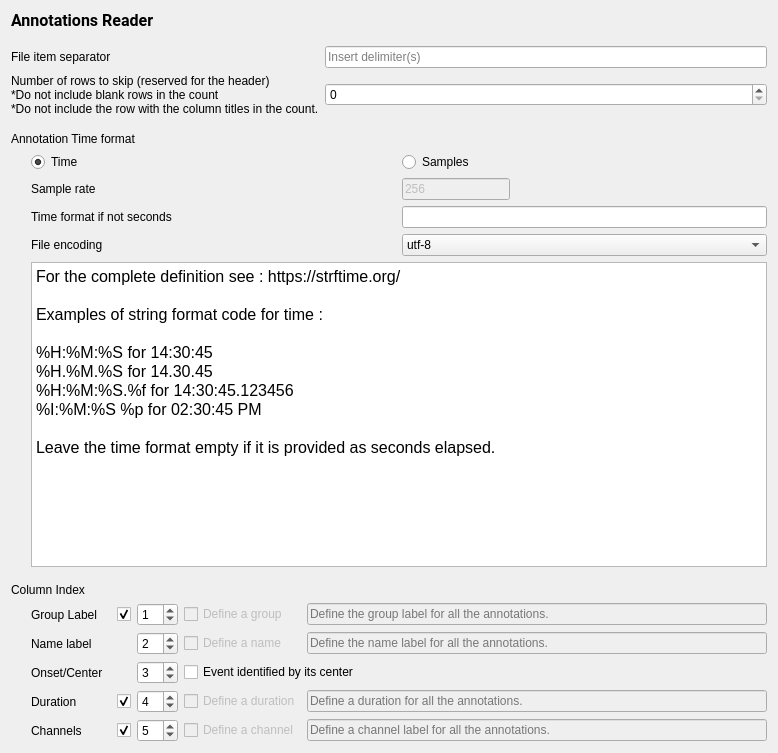
Before: the Qt Designer form tools/CEAMSTools/ImportTextAnnotations/TextFileDefinition/Ui_TextFileDefinition.ui in SnoozToolbox/snooz-package-ceams, drawn with Qt 5.
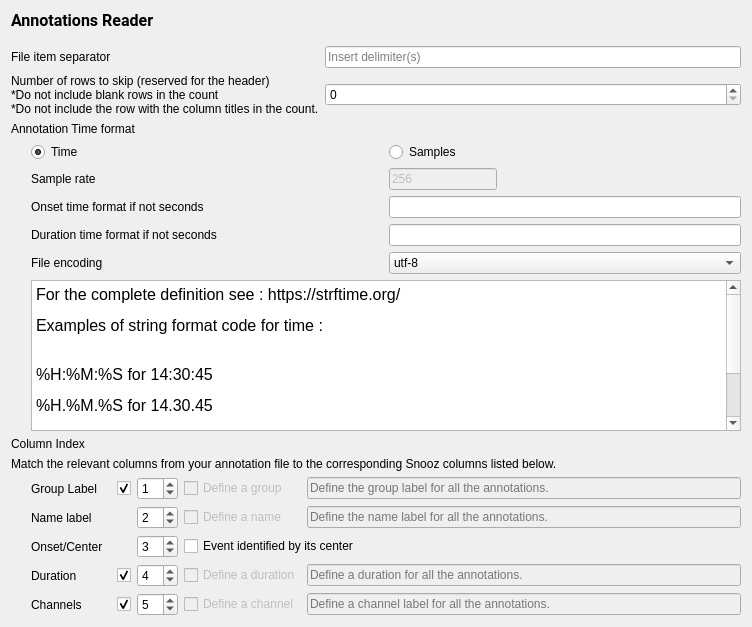
After: the same form once the commit is applied.

Commit message: Added support for duration in time elapsed and clock time for the Import annotations from text tool

Patch:
```diff
--- a/tools/CEAMSTools/ImportTextAnnotations/TextFileDefinition/Ui_TextFileDefinition.ui
+++ b/tools/CEAMSTools/ImportTextAnnotations/TextFileDefinition/Ui_TextFileDefinition.ui
@@ -6,8 +6,8 @@
    <rect>
     <x>0</x>
     <y>0</y>
-    <width>778</width>
-    <height>753</height>
+    <width>752</width>
+    <height>627</height>
    </rect>
   </property>
   <property name="windowTitle">
@@ -103,24 +103,21 @@
        </item>
       </layout>
      </item>
-     <item>
-      <spacer name="verticalSpacer_3">
-       <property name="orientation">
-        <enum>Qt::Orientation::Vertical</enum>
-       </property>
-       <property name="sizeType">
-        <enum>QSizePolicy::Policy::Fixed</enum>
-       </property>
-       <property name="sizeHint" stdset="0">
-        <size>
-         <width>20</width>
-         <height>10</height>
-        </size>
-       </property>
-      </spacer>
-     </item>
      <item>
       <layout class="QVBoxLayout" name="verticalLayout_2">
+       <item>
+        <spacer name="verticalSpacer_3">
+         <property name="orientation">
+          <enum>Qt::Orientation::Vertical</enum>
+         </property>
+         <property name="sizeHint" stdset="0">
+          <size>
+           <width>20</width>
+           <height>40</height>
+          </size>
+         </property>
+        </spacer>
+       </item>
        <item>
         <widget class="QLabel" name="label_5">
          <property name="text">
@@ -151,6 +148,13 @@
          </item>
          <item>
           <layout class="QGridLayout" name="gridLayout_2">
+           <item row="2" column="1">
+            <widget class="QLineEdit" name="lineEdit_onset_time_format">
+             <property name="toolTip">
+              <string>Let empty to define the time elapsed in seconds. Otherwise define the string format (see https://strftime.org/). </string>
+             </property>
+            </widget>
+           </item>
            <item row="1" column="1">
             <widget class="QLineEdit" name="sample_rate_lineedit">
              <property name="enabled">
@@ -167,6 +171,43 @@
              </property>
             </widget>
            </item>
+           <item row="2" column="0">
+            <widget class="QLabel" name="label_12">
+             <property name="text">
+              <string>Onset time format if not seconds</string>
+             </property>
+            </widget>
+           </item>
+           <item row="4" column="0">
+            <widget class="QLabel" name="label_13">
+             <property name="text">
+              <string>File encoding</string>
+             </property>
+            </widget>
+           </item>
+           <item row="3" column="0">
+            <widget class="QLabel" name="label_14">
+             <property name="text">
+              <string>Duration time format if not seconds</string>
+             </property>
+            </widget>
+           </item>
+           <item row="0" column="1">
+            <widget class="QRadioButton" name="sample_radiobutton">
+             <property name="sizePolicy">
+              <sizepolicy hsizetype="Expanding" vsizetype="Fixed">
+               <horstretch>0</horstretch>
+               <verstretch>0</verstretch>
+              </sizepolicy>
+             </property>
+             <property name="text">
+              <string>Samples</string>
+             </property>
+             <attribute name="buttonGroup">
+              <string notr="true">buttonGroup_2</string>
+             </attribute>
+            </widget>
+           </item>
            <item row="1" column="0">
             <widget class="QLabel" name="label_6">
              <property name="layoutDirection">
@@ -180,6 +221,9 @@
              </property>
             </widget>
            </item>
+           <item row="3" column="1">
+            <widget class="QLineEdit" name="lineEdit_dur_time_format"/>
+           </item>
            <item row="0" column="0">
             <widget class="QRadioButton" name="time_radiobutton">
              <property name="sizePolicy">
@@ -199,11 +243,47 @@
              </attribute>
             </widget>
            </item>
-           <item row="4" column="0" colspan="2">
+           <item row="4" column="1">
+            <widget class="QComboBox" name="comboBox_encoding">
+             <item>
+              <property name="text">
+               <string>utf-8</string>
+              </property>
+             </item>
+             <item>
+              <property name="text">
+               <string>latin-1</string>
+              </property>
+             </item>
+             <item>
+              <property name="text">
+               <string>utf-16</string>
+              </property>
+             </item>
+             <item>
+              <property name="text">
+               <string>utf-32</string>
+              </property>
+             </item>
+             <item>
+              <property name="text">
+               <string>iso-8859</string>
+              </property>
+             </item>
+             <item>
+              <property name="text">
+               <string>ascii</string>
+              </property>
+             </item>
+             <item>
+              <property name="text">
+               <string>ansi</string>
+              </property>
+             </item>
+            </widget>
+           </item>
+           <item row="5" column="0" colspan="2">
             <widget class="QTextEdit" name="textEdit">
-             <property name="readOnly">
-              <bool>true</bool>
-             </property>
              <property name="html">
               <string>&lt;!DOCTYPE HTML PUBLIC &quot;-//W3C//DTD HTML 4.0//EN&quot; &quot;http://www.w3.org/TR/REC-html40/strict.dtd&quot;&gt;
 &lt;html&gt;&lt;head&gt;&lt;meta name=&quot;qrichtext&quot; content=&quot;1&quot; /&gt;&lt;meta charset=&quot;utf-8&quot; /&gt;&lt;style type=&quot;text/css&quot;&gt;
@@ -213,94 +293,15 @@
 li.checked::marker { content: &quot;\2612&quot;; }
 &lt;/style&gt;&lt;/head&gt;&lt;body style=&quot; font-family:'Roboto'; font-size:12pt; font-weight:400; font-style:normal;&quot;&gt;
 &lt;p style=&quot; margin-top:0px; margin-bottom:0px; margin-left:0px; margin-right:0px; -qt-block-indent:0; text-indent:0px;&quot;&gt;For the complete definition see : https://strftime.org/&lt;/p&gt;
-&lt;p style=&quot;-qt-paragraph-type:empty; margin-top:0px; margin-bottom:0px; margin-left:0px; margin-right:0px; -qt-block-indent:0; text-indent:0px;&quot;&gt;&lt;br /&gt;&lt;/p&gt;
-&lt;p style=&quot; margin-top:0px; margin-bottom:0px; margin-left:0px; margin-right:0px; -qt-block-indent:0; text-indent:0px;&quot;&gt;Examples of string format code for time : &lt;/p&gt;
-&lt;p style=&quot;-qt-paragraph-type:empty; margin-top:0px; margin-bottom:0px; margin-left:0px; margin-right:0px; -qt-block-indent:0; text-indent:0px;&quot;&gt;&lt;br /&gt;&lt;/p&gt;
-&lt;p style=&quot; margin-top:0px; margin-bottom:0px; margin-left:0px; margin-right:0px; -qt-block-indent:0; text-indent:0px;&quot;&gt;%H:%M:%S for 14:30:45&lt;/p&gt;
-&lt;p style=&quot; margin-top:0px; margin-bottom:0px; margin-left:0px; margin-right:0px; -qt-block-indent:0; text-indent:0px;&quot;&gt;%H.%M.%S for 14.30.45&lt;/p&gt;
-&lt;p style=&quot; margin-top:0px; margin-bottom:0px; margin-left:0px; margin-right:0px; -qt-block-indent:0; text-indent:0px;&quot;&gt;%H:%M:%S.%f for 14:30:45.123456&lt;/p&gt;
-&lt;p style=&quot; margin-top:0px; margin-bottom:0px; margin-left:0px; margin-right:0px; -qt-block-indent:0; text-indent:0px;&quot;&gt;%I:%M:%S %p for 02:30:45 PM&lt;/p&gt;
-&lt;p style=&quot;-qt-paragraph-type:empty; margin-top:0px; margin-bottom:0px; margin-left:0px; margin-right:0px; -qt-block-indent:0; text-indent:0px;&quot;&gt;&lt;br /&gt;&lt;/p&gt;
-&lt;p style=&quot; margin-top:0px; margin-bottom:0px; margin-left:0px; margin-right:0px; -qt-block-indent:0; text-indent:0px;&quot;&gt;Leave the time format empty if it is provided as seconds elapsed.&lt;/p&gt;&lt;/body&gt;&lt;/html&gt;</string>
+&lt;p style=&quot; margin-top:12px; margin-bottom:12px; margin-left:0px; margin-right:0px; -qt-block-indent:0; text-indent:0px;&quot;&gt;Examples of string format code for time : &lt;br /&gt;&lt;/p&gt;
+&lt;p style=&quot; margin-top:12px; margin-bottom:12px; margin-left:0px; margin-right:0px; -qt-block-indent:0; text-indent:0px;&quot;&gt;%H:%M:%S for 14:30:45&lt;/p&gt;
+&lt;p style=&quot; margin-top:12px; margin-bottom:12px; margin-left:0px; margin-right:0px; -qt-block-indent:0; text-indent:0px;&quot;&gt;%H.%M.%S for 14.30.45&lt;/p&gt;
+&lt;p style=&quot; margin-top:12px; margin-bottom:12px; margin-left:0px; margin-right:0px; -qt-block-indent:0; text-indent:0px;&quot;&gt;%H:%M:%S.%f for 14:30:45.123456&lt;/p&gt;
+&lt;p style=&quot; margin-top:12px; margin-bottom:12px; margin-left:0px; margin-right:0px; -qt-block-indent:0; text-indent:0px;&quot;&gt;%I:%M:%S %p for 02:30:45 PM&lt;/p&gt;
+&lt;p style=&quot; margin-top:12px; margin-bottom:12px; margin-left:0px; margin-right:0px; -qt-block-indent:0; text-indent:0px;&quot;&gt;Leave the time format empty if it is provided as seconds elapsed.&lt;/p&gt;&lt;/body&gt;&lt;/html&gt;</string>
              </property>
             </widget>
            </item>
-           <item row="0" column="1">
-            <widget class="QRadioButton" name="sample_radiobutton">
-             <property name="sizePolicy">
-              <sizepolicy hsizetype="Expanding" vsizetype="Fixed">
-               <horstretch>0</horstretch>
-               <verstretch>0</verstretch>
-              </sizepolicy>
-             </property>
-             <property name="text">
-              <string>Samples</string>
-             </property>
-             <attribute name="buttonGroup">
-              <string notr="true">buttonGroup_2</string>
-             </attribute>
-            </widget>
-           </item>
-           <item row="2" column="1">
-            <widget class="QLineEdit" name="lineEdit_time_format">
-             <property name="toolTip">
-              <string>Let empty to define the time elapsed in seconds. Otherwise define the string format (see https://strftime.org/). </string>
-             </property>
-            </widget>
-           </item>
-           <item row="2" column="0">
-            <widget class="QLabel" name="label_12">
-             <property name="text">
-              <string>Time format if not seconds</string>
-             </property>
-            </widget>
-           </item>
-           <item row="3" column="0">
-            <widget class="QLabel" name="label_13">
-             <property name="text">
-              <string>File encoding</string>
-             </property>
-            </widget>
-           </item>
-           <item row="3" column="1">
-            <widget class="QComboBox" name="comboBox_encoding">
-             <item>
-              <property name="text">
-               <string>utf-8</string>
-              </property>
-             </item>
-             <item>
-              <property name="text">
-               <string>latin-1</string>
-              </property>
-             </item>
-             <item>
-              <property name="text">
-               <string>utf-16</string>
-              </property>
-             </item>
-             <item>
-              <property name="text">
-               <string>utf-32</string>
-              </property>
-             </item>
-             <item>
-              <property name="text">
-               <string>iso-8859</string>
-              </property>
-             </item>
-             <item>
-              <property name="text">
-               <string>ascii</string>
-              </property>
-             </item>
-             <item>
-              <property name="text">
-               <string>ansi</string>
-              </property>
-             </item>
-            </widget>
-           </item>
           </layout>
          </item>
         </layout>
@@ -310,13 +311,10 @@
          <property name="orientation">
           <enum>Qt::Orientation::Vertical</enum>
          </property>
-         <property name="sizeType">
-          <enum>QSizePolicy::Policy::Fixed</enum>
-         </property>
          <property name="sizeHint" stdset="0">
           <size>
            <width>20</width>
-           <height>10</height>
+           <height>40</height>
           </size>
          </property>
         </spacer>
@@ -328,6 +326,13 @@
          </property>
         </widget>
        </item>
+       <item>
+        <widget class="QLabel" name="label_15">
+         <property name="text">
+          <string>Match the relevant columns from your annotation file to the corresponding Snooz columns listed below.</string>
+         </property>
+        </widget>
+       </item>
        <item>
         <layout class="QHBoxLayout" name="horizontalLayout_2">
          <item>
```
Left out of the diff: 2 changed lines with no effect on the pictures. The commit also changes 10 other files.
